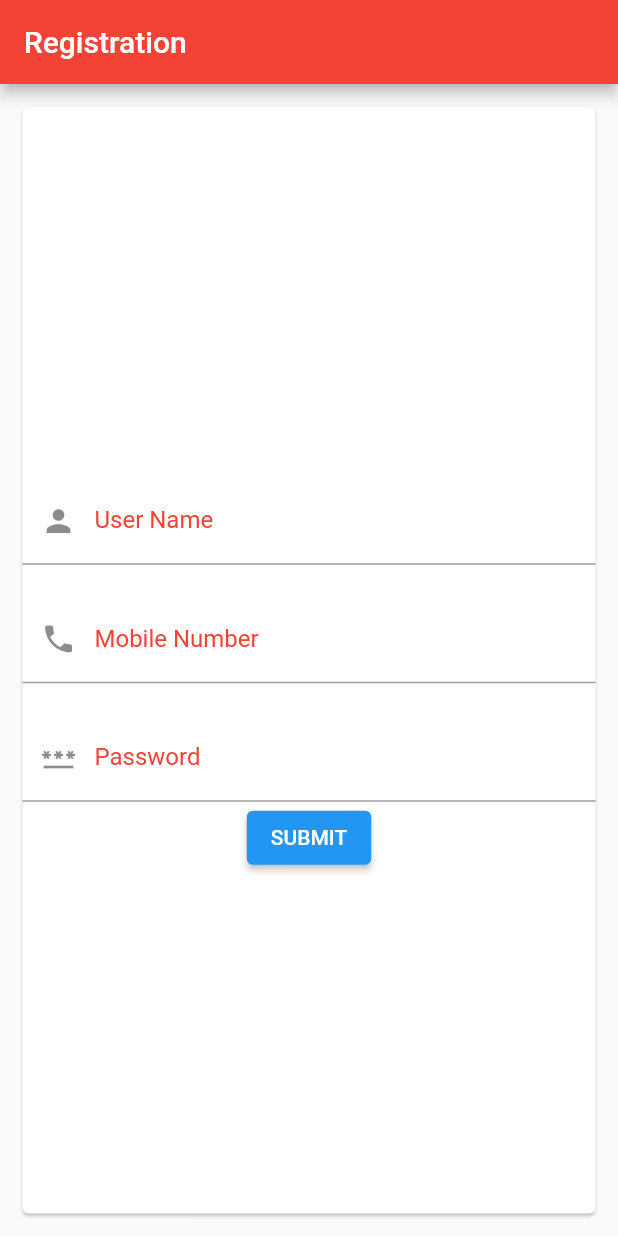
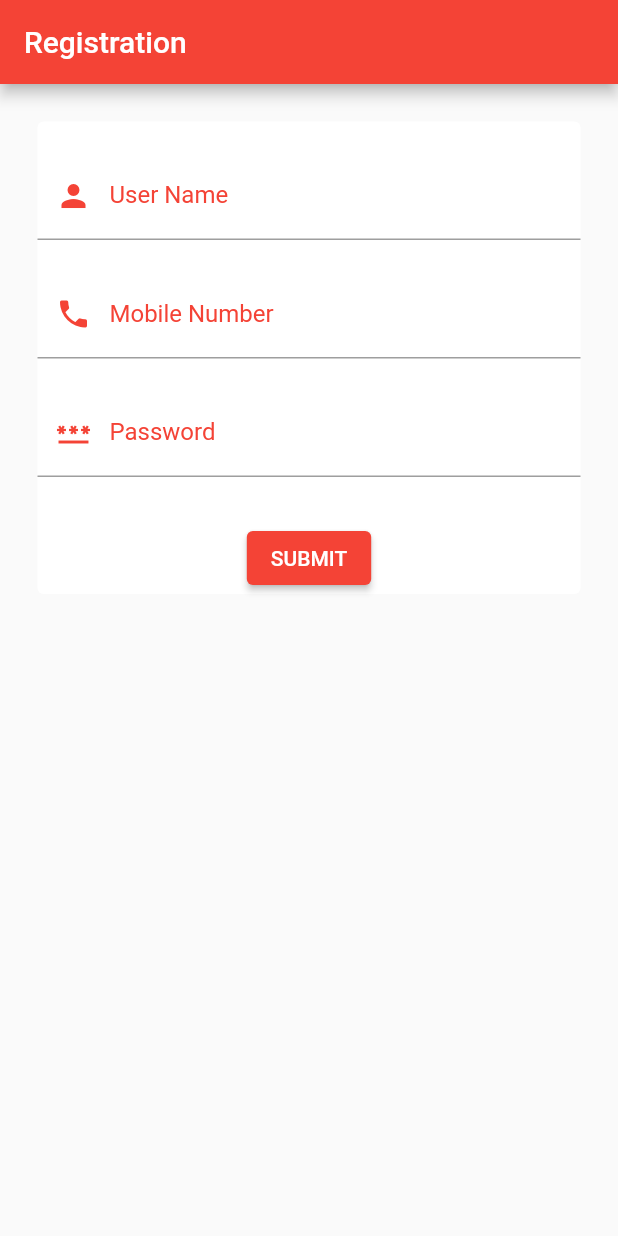
Before and after one commit to balasubramani890/projectcode, a Flutter app: the screen it shows after launch, on a phone screen of 412 x 824 dp. Run offline on Flutter 3.47's test engine with Material 2 defaults, Android fonts, the phone set to English and light mode, and no system bars.

Commit message:
Updated Reg page UI and added http package

```diff
--- a/lib/RegistrationPage.dart
+++ b/lib/RegistrationPage.dart
@@ -6,61 +6,72 @@ class RegistrationPage extends StatelessWidget {
   @override
   Widget build(BuildContext context) {
     return Scaffold(
+
       appBar: AppBar(
         title: const Text("Registration"),
       ),
-    body: Card(
-      margin: EdgeInsets.all(15.0),
+    body:  SingleChildScrollView(
+
       child: Center(
+
+        child: Card(
+          margin: const EdgeInsets.all(25.0),
+          elevation: 0,
+
           child: Column(
-          mainAxisSize: MainAxisSize.max,
-          mainAxisAlignment: MainAxisAlignment.center,
-          crossAxisAlignment: CrossAxisAlignment.center,
             children: <Widget>[
-            Padding(
+              const Padding(
                   padding: EdgeInsets.all(10.0)
               ),
-            TextField(
+              const TextField(
                 decoration: InputDecoration(
                   labelText: 'User Name',
                   hintText: 'Enter User Name',
-                prefixIcon: Icon(Icons.person),
+                  prefixIcon: Icon(Icons.person, color: Colors.red,),
                 ),
               ),
 
-            Padding(
+              const Padding(
                   padding: EdgeInsets.all(10.0)
               ),
-            TextField(
+              const TextField(
                 decoration: InputDecoration(
                   labelText: 'Mobile Number',
                   hintText: 'Enter Mobile Number',
-                  prefixIcon: Icon(Icons.phone),
+                  prefixIcon: Icon(Icons.phone, color: Colors.red,),
                 ),
               ),
 
-            Padding(
+              const Padding(
                   padding: EdgeInsets.all(10.0)
               ),
-            TextField(
+              const TextField(
                 decoration: InputDecoration(
                   labelText: 'Password',
                   hintText: 'Enter Password',
-                  prefixIcon: Icon(Icons.password),
+                  prefixIcon: Icon(Icons.password, color: Colors.red,),
                 ),
               ),
 
+              const Padding(
+                  padding: EdgeInsets.all(15.0)
+              ),
               ElevatedButton(
                 child: Text('SUBMIT'),
-                onPressed: (){},
+
+                onPressed: (){
+                  print("SUBMIT");
+                },
               )
+
             ],
-
           ),
-
 
         ),
       ),
+
+    )
     );
+
   }
 }
--- a/lib/main.dart
+++ b/lib/main.dart
@@ -13,23 +13,36 @@ class MyApp extends StatelessWidget {
   Widget build(BuildContext context) {
     return MaterialApp(
       debugShowCheckedModeBanner: false,
+
       theme: ThemeData(
         primaryColor: Colors.green,
         appBarTheme: const AppBarTheme(
           color: Colors.red,
         ),
+
+        iconTheme: IconThemeData(
+          color: Colors.red,
+        ),
+
         inputDecorationTheme: const InputDecorationTheme(
           labelStyle: TextStyle(
             color: Colors.red,
+          ),
 
-          ),
             focusedBorder: OutlineInputBorder(
               borderSide: BorderSide(
                 style: BorderStyle.solid,
-                color: Colors.red
+                color: Colors.red,
               )
             )
+        ),
+
+        elevatedButtonTheme: ElevatedButtonThemeData(
+          style: ElevatedButton.styleFrom(
+            primary: Colors.red
+          )
         )
+
      ),
 
       home: const RegistrationPage(),
--- a/pubspec.yaml
+++ b/pubspec.yaml
@@ -36,6 +36,7 @@ dependencies:
   # The following adds the Cupertino Icons font to your application.
   # Use with the CupertinoIcons class for iOS style icons.
   cupertino_icons: ^1.0.2
+  http:
 
 dev_dependencies:
   flutter_test:
```
Also changed, not shown: pubspec.lock. Lines whose indentation alone changed are shown as unchanged.
